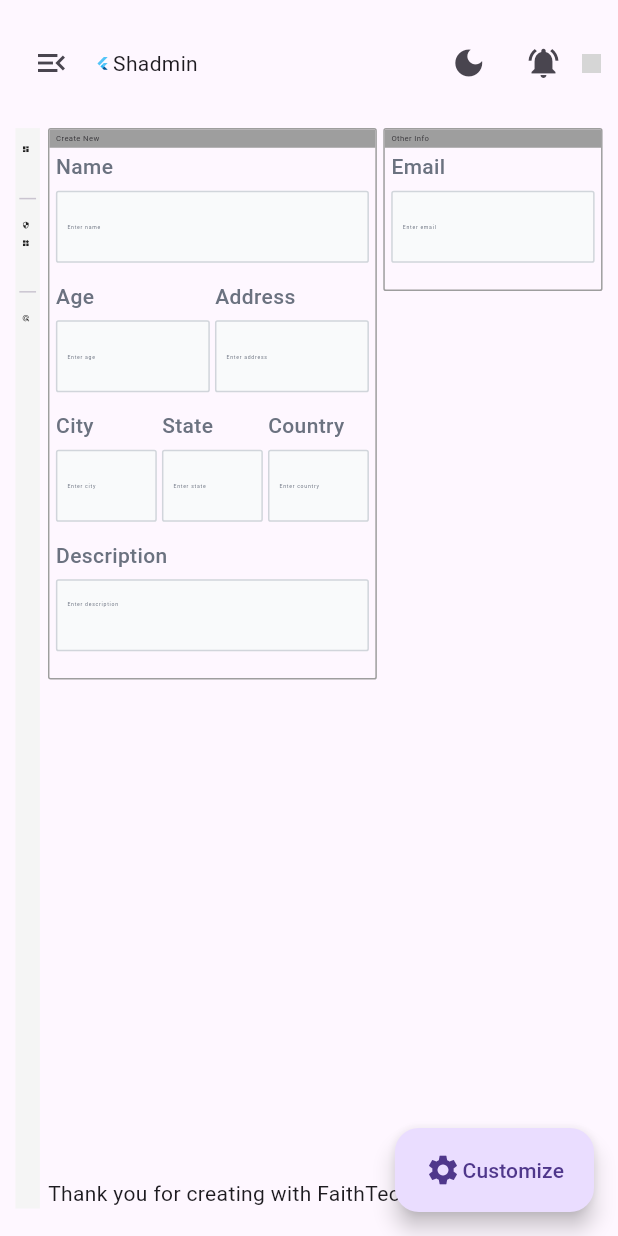
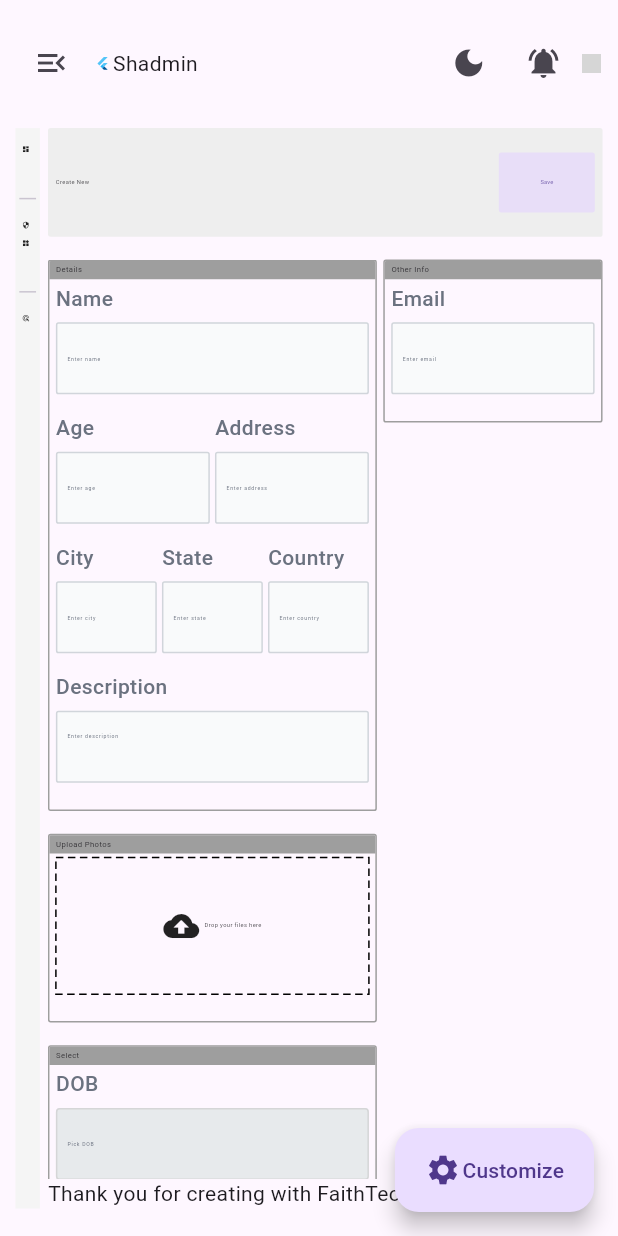
Before and after one commit to The-Faith-Tech/shadmin, a Flutter app: the screen it shows after launch, after a tap on the "menu" icon, on a phone screen of 412 x 824 dp. Run offline on Flutter 3.47's test engine with Material 3 defaults, Android fonts, the phone set to English and light mode, and no system bars; drawn by our look-alikes of dotted_border; our stand-ins replace device_preview, file_picker, flutter_colorpicker, flutter_screenutil, get, lottie; network calls fail; grey boxes are pictures that could not be loaded.

```diff
--- /dev/null
+++ b/example/shadmin_ui/lib/utils/dateUtils.dart
@@ -0,0 +1 @@
+class Dateutils {}
--- /dev/null
+++ b/example/shadmin_ui/lib/utils/fileUtils.dart
@@ -0,0 +1,25 @@
+import 'dart:developer';
+
+import 'package:file_picker/file_picker.dart';
+
+class Fileutils {
+  static Future<FilePickerResult?> pickFile() async {
+    try {
+      var res = await FilePicker.platform.pickFiles();
+      return res;
+    } catch (e) {
+      log("Error while picking file: ${e.toString()}");
+      return null;
+    }
+  }
+
+  static Future<FilePickerResult?> pickFiles() async {
+    try {
+      var res = await FilePicker.platform.pickFiles(allowMultiple: true);
+      return res;
+    } catch (e) {
+      log("Error while picking file: ${e.toString()}");
+      return null;
+    }
+  }
+}
--- a/example/shadmin_ui/lib/views/crud/createNewView.dart
+++ b/example/shadmin_ui/lib/views/crud/createNewView.dart
@@ -1,5 +1,8 @@
+import 'dart:developer';
+
 import 'package:flutter/material.dart';
 import 'package:shadmin/shadmin.dart';
+import 'package:shadmin_ui/utils/fileUtils.dart';
 import 'package:shadmin_ui/widgets/inputBox.dart';
 
 class CreateNewView extends StatelessWidget {
@@ -10,13 +13,36 @@ class CreateNewView extends StatelessWidget {
     return Scaffold(
       body: Column(
         children: [
-          Row(
+          Container(
+            padding: EdgeInsets.symmetric(vertical: kvs4, horizontal: khs6),
+            decoration: BoxDecoration(
+              color: Colors.grey.shade200,
+              borderRadius: BorderRadius.circular(kr2),
+            ),
+            child: Row(
+              mainAxisAlignment: MainAxisAlignment.spaceBetween,
+              children: [
+                SHText("Create New"),
+                SHTextBtn(
+                  label: "Save",
+                  isTonal: true,
+                  onPressed: () {},
+                ),
+              ],
+            ),
+          ),
+          kvsb5,
+          Expanded(
+            child: Row(
               crossAxisAlignment: CrossAxisAlignment.start,
               children: [
                 Expanded(
                   flex: 3,
-                child: InputBox(
-                  title: "Create New",
+                  child: SingleChildScrollView(
+                    child: Column(
+                      children: [
+                        InputBox(
+                          title: "Details",
                           children: [
                             SHTextFF(
                               controller: TextEditingController(),
@@ -82,6 +108,57 @@ class CreateNewView extends StatelessWidget {
                             ),
                           ],
                         ),
+                        kvsb5,
+                        InputBox(
+                          title: "Upload Photos",
+                          children: [
+                            InkWell(
+                              onTap: () async {
+                                var res = await Fileutils.pickFile();
+                                log(res.toString());
+                              },
+                              child: SHDottedContainer(
+                                  padding:
+                                      EdgeInsets.symmetric(vertical: kvs11),
+                                  dashPattern: const [5, 3],
+                                  child: Center(
+                                    child: Row(
+                                      mainAxisSize: MainAxisSize.min,
+                                      children: [
+                                        const Icon(Icons.cloud_upload_rounded),
+                                        khsb4,
+                                        SHText("Drop your files here"),
+                                      ],
+                                    ),
+                                  )),
+                            )
+                          ],
+                        ),
+                        kvsb5,
+                        InputBox(
+                          title: "Select",
+                          children: [
+                            GestureDetector(
+                              onTap: () async {
+                                var date = await showDatePicker(
+                                    context: context,
+                                    initialDate: DateTime.now(),
+                                    firstDate: DateTime(1998),
+                                    lastDate: DateTime(3050));
+                                log("Date: $date");
+                              },
+                              child: SHTextFF(
+                                controller: TextEditingController(),
+                                enabled: false,
+                                label: "DOB",
+                                hint: "Pick DOB",
+                              ),
+                            ),
+                          ],
+                        ),
+                      ],
+                    ),
+                  ),
                 ),
                 khsb5,
                 Expanded(
@@ -99,6 +176,7 @@ class CreateNewView extends StatelessWidget {
                 ),
               ],
             ),
+          ),
         ],
       ),
     );
--- a/example/shadmin_ui/lib/widgets/inputBox.dart
+++ b/example/shadmin_ui/lib/widgets/inputBox.dart
@@ -17,9 +17,9 @@ class InputBox extends StatelessWidget {
           Radius.circular(kr2),
         ),
       ),
-      child: SingleChildScrollView(
       child: Column(
         crossAxisAlignment: CrossAxisAlignment.start,
+        mainAxisSize: MainAxisSize.min,
         children: [
           Container(
             width: double.infinity,
@@ -43,7 +43,6 @@ class InputBox extends StatelessWidget {
           kvsb5,
         ],
       ),
-      ),
     );
   }
 }
--- a/example/shadmin_ui/pubspec.yaml
+++ b/example/shadmin_ui/pubspec.yaml
@@ -41,6 +41,8 @@ dependencies:
   flutter_screenutil: ^5.9.3
   device_preview: ^1.2.0
   flutter_colorpicker: ^1.1.0
+  dotted_border: ^2.1.0
+  file_picker: ^8.1.2
 
 
 dev_dependencies:
--- /dev/null
+++ b/lib/src/widgets/container/dottedContainer.dart
@@ -0,0 +1,46 @@
+import 'package:dotted_border/dotted_border.dart';
+import 'package:flutter/material.dart';
+
+class SHDottedContainer extends StatelessWidget {
+  const SHDottedContainer({
+    super.key,
+    required this.child,
+    this.color = Colors.black,
+    this.strokeWidth = 1,
+    this.borderType = BorderType.Rect,
+    this.dashPattern = const <double>[3, 1],
+    this.padding = const EdgeInsets.all(2),
+    this.borderPadding = EdgeInsets.zero,
+    this.radius = const Radius.circular(6),
+    this.strokeCap = StrokeCap.butt,
+    this.customPath,
+    this.stackFit = StackFit.loose,
+  });
+  final Widget child;
+  final EdgeInsets padding;
+  final EdgeInsets borderPadding;
+  final double strokeWidth;
+  final Color color;
+  final List<double> dashPattern;
+  final BorderType borderType;
+  final Radius radius;
+  final StrokeCap strokeCap;
+  final PathBuilder? customPath;
+  final StackFit stackFit;
+  @override
+  Widget build(BuildContext context) {
+    return DottedBorder(
+      padding: padding,
+      borderPadding: borderPadding,
+      strokeWidth: strokeWidth,
+      color: color,
+      dashPattern: dashPattern,
+      borderType: borderType,
+      radius: radius,
+      strokeCap: strokeCap,
+      customPath: customPath,
+      stackFit: stackFit,
+      child: child,
+    );
+  }
+}
--- a/lib/src/widgets/widgets.dart
+++ b/lib/src/widgets/widgets.dart
@@ -6,3 +6,4 @@ export 'sidebar/sidebarTile.dart';
 export 'sidebar/sidebarMenuTile.dart';
 export '../components/text.dart';
 export 'divider/divider.dart';
+export 'container/dottedContainer.dart';
--- a/pubspec.yaml
+++ b/pubspec.yaml
@@ -13,6 +13,7 @@ dependencies:
   flutter_colorpicker: ^1.1.0
   flutter_screenutil: ^5.9.3
   lottie: ^3.1.2
+  dotted_border: ^2.1.0
 
 dev_dependencies:
   flutter_test:
```
Also changed, not shown: example/shadmin_ui/pubspec.lock. Lines whose indentation alone changed are shown as unchanged.
